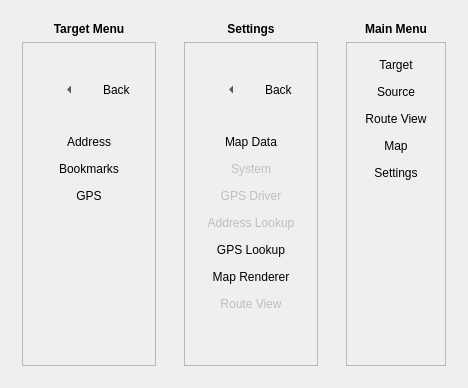
Old version of the form client/mainwindow.ui in the repository shentok/MoNav.
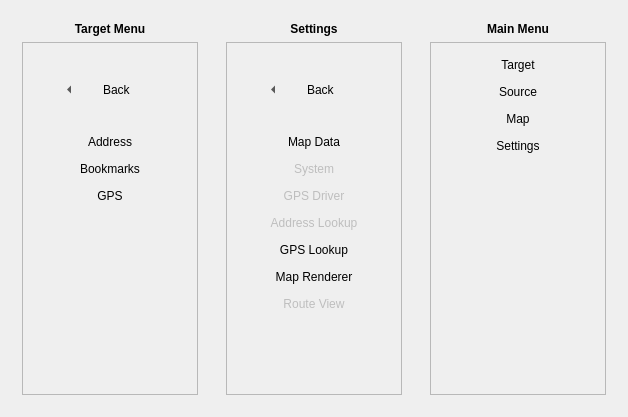
New version of the form. Icons and pictures are not drawn.

```diff
--- a/client/mainwindow.ui
+++ b/client/mainwindow.ui
@@ -2,6 +2,14 @@
 <ui version="4.0">
  <class>MainWindow</class>
  <widget class="QMainWindow" name="MainWindow">
+  <property name="geometry">
+   <rect>
+    <x>0</x>
+    <y>0</y>
+    <width>628</width>
+    <height>417</height>
+   </rect>
+  </property>
   <property name="windowTitle">
    <string>MoNav</string>
   </property>
@@ -46,7 +54,7 @@
             <x>0</x>
             <y>0</y>
             <width>167</width>
-            <height>342</height>
+            <height>358</height>
            </rect>
           </property>
           <layout class="QVBoxLayout" name="verticalLayout_5">
@@ -516,9 +524,9 @@
           <property name="geometry">
            <rect>
             <x>0</x>
-            <y>-66</y>
+            <y>0</y>
             <width>167</width>
-            <height>408</height>
+            <height>358</height>
            </rect>
           </property>
           <layout class="QVBoxLayout" name="verticalLayout_4">
@@ -580,35 +588,6 @@
              </property>
             </widget>
            </item>
-           <item>
-            <widget class="QToolButton" name="routeButton">
-             <property name="sizePolicy">
-              <sizepolicy hsizetype="Preferred" vsizetype="Fixed">
-               <horstretch>0</horstretch>
-               <verstretch>0</verstretch>
-              </sizepolicy>
-             </property>
-             <property name="text">
-              <string>Route View</string>
-             </property>
-             <property name="icon">
-              <iconset resource="images.qrc">
-               <normaloff>:/images/route.png</normaloff>:/images/route.png</iconset>
-             </property>
-             <property name="iconSize">
-              <size>
-               <width>64</width>
-               <height>64</height>
-              </size>
-             </property>
-             <property name="toolButtonStyle">
-              <enum>Qt::ToolButtonTextBesideIcon</enum>
-             </property>
-             <property name="autoRaise">
-              <bool>true</bool>
-             </property>
-            </widget>
-           </item>
            <item>
             <widget class="QToolButton" name="mapButton">
              <property name="sizePolicy">
```
